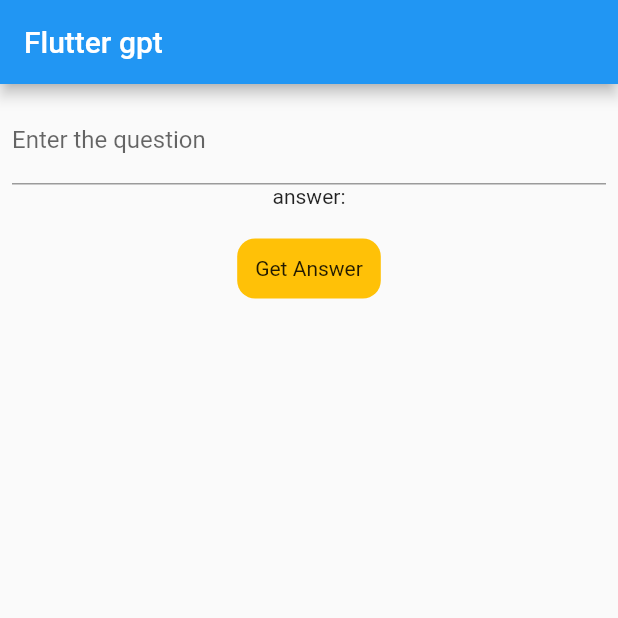
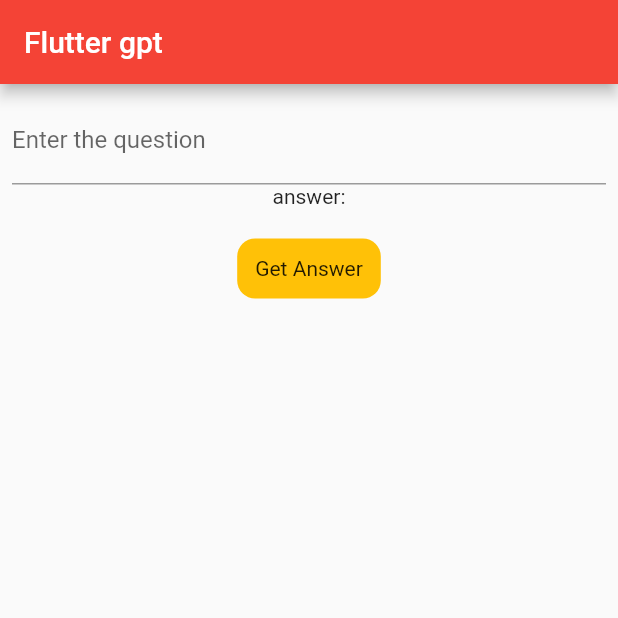
Before and after one commit to Piyushhhhh/flutter_gpt, a Flutter app: the screen it shows after launch, on a phone screen of 412 x 824 dp, the top half of it. Run offline on Flutter 3.47's test engine with Material 2 defaults, Android fonts, the phone set to English and light mode, and no system bars; missing offline and left inert: chat_gpt_sdk.

Commit message:
minor refactor

```diff
--- a/lib/main.dart
+++ b/lib/main.dart
@@ -13,7 +13,7 @@ class MyApp extends StatelessWidget {
     return MaterialApp(
       title: 'Flutter gpt',
       theme: ThemeData(
-        primarySwatch: Colors.blue,
+        primarySwatch: Colors.red,
       ),
       home: const MyHomePage(title: 'Flutter gpt'),
     );
--- a/lib/prediction/screens/text_predication.dart
+++ b/lib/prediction/screens/text_predication.dart
@@ -10,9 +10,10 @@ class TextPrediction extends StatefulWidget {
 
 class _TextPredictionState extends State<TextPrediction> {
   late OpenAI openAI;
-  String token = "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";
+  String token = "";
   final _textController = TextEditingController();
   String answer = '';
+  bool isLoading = false;
   @override
   void initState() {
     super.initState();
@@ -41,23 +42,28 @@ class _TextPredictionState extends State<TextPrediction> {
         const SizedBox(
           height: 20,
         ),
-        GestureDetector(
+        isLoading == true
+            ? const CircularProgressIndicator()
+            : GestureDetector(
                 onTap: () async {
-            answer = '';
-            setState(() {});
                   final request = CompleteText(
                       prompt: _textController.text,
                       model: Model.textDavinci3,
                       maxTokens: 400);
+                  answer = '';
+                  isLoading = true;
+                  setState(() {});
 
                   final response = await openAI.onCompletion(request: request);
                   answer = (response?.choices.first.text).toString();
+                  isLoading = false;
                   setState(() {});
                 },
                 child: Container(
                     padding: const EdgeInsets.all(12),
                     decoration: BoxDecoration(
-                  color: Colors.amber, borderRadius: BorderRadius.circular(12)),
+                        color: Colors.amber,
+                        borderRadius: BorderRadius.circular(12)),
                     child: const Text('Get Answer')),
               )
       ],
```
Lines whose indentation alone changed are shown as unchanged.
